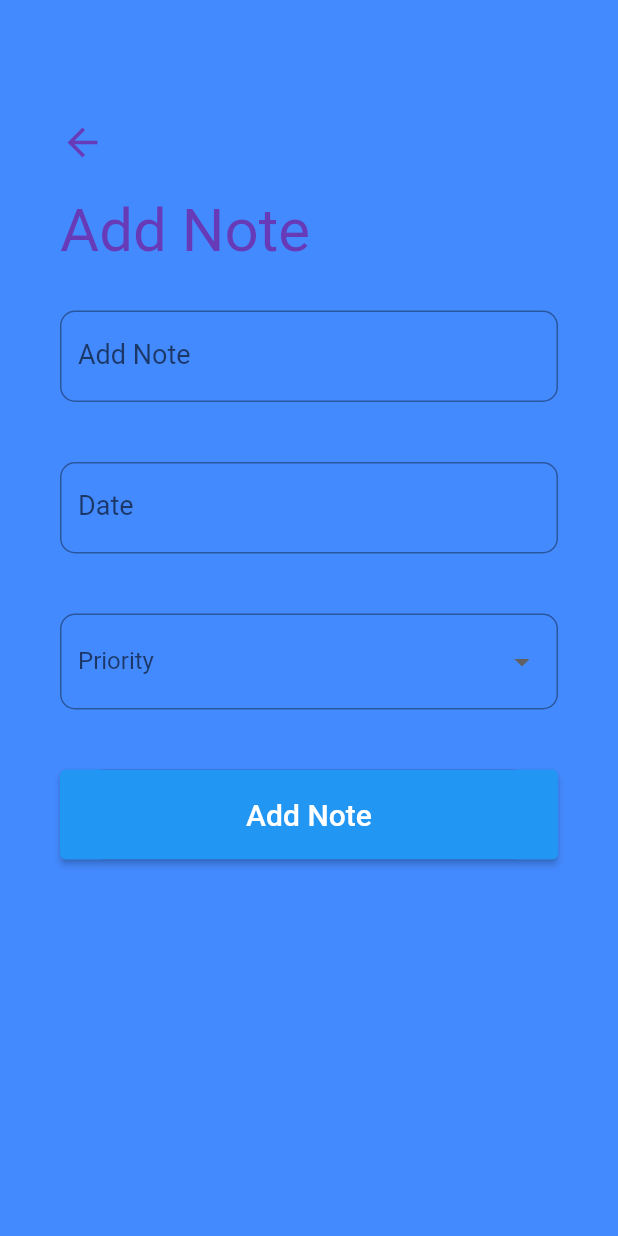
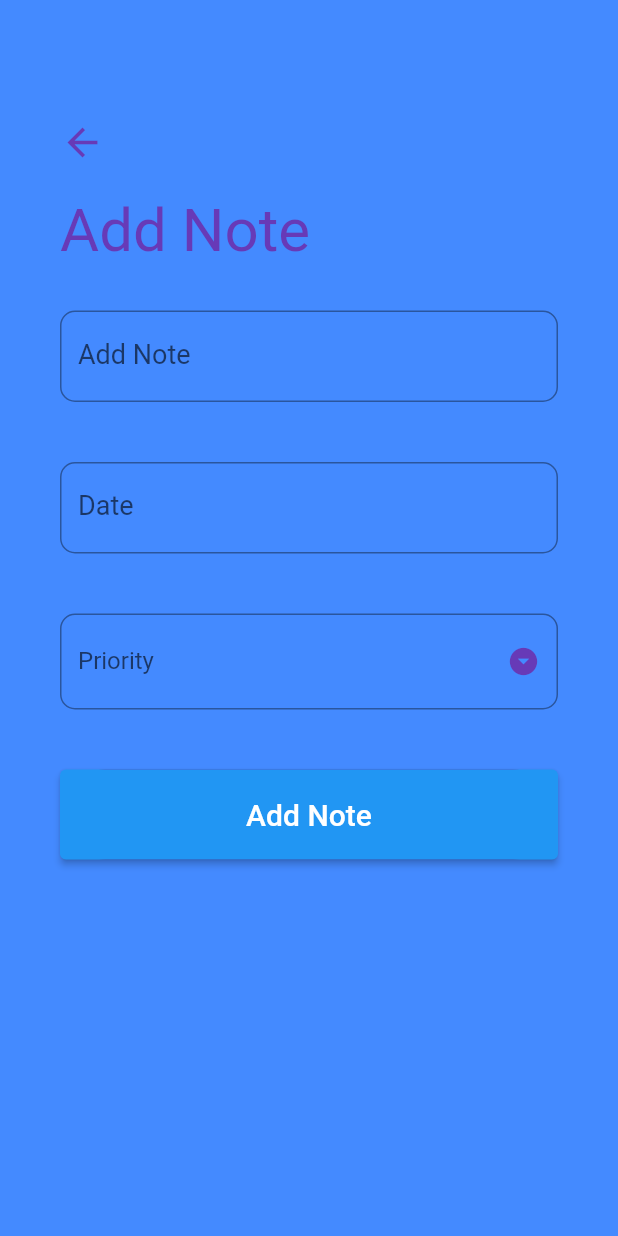
Before and after one commit to tarunchauhan97/crud_sqflite_notes_app, a Flutter app: the AddNoteScreen screen opened directly, on a phone screen of 412 x 824 dp. Run offline on Flutter 3.47's test engine with Material 2 defaults, Android fonts, the phone set to English and light mode, and no system bars; our stand-ins replace sqflite; accounts and stored records are empty.

Commit message:
13 Adding notes function

```diff
--- a/lib/screens/add_note_screen.dart
+++ b/lib/screens/add_note_screen.dart
@@ -33,12 +33,16 @@ class _AddNoteScreenState extends State<AddNoteScreen> {
     }
   }
 
+  _submit(){
+
+  }
+
   @override
   Widget build(BuildContext context) {
     return Scaffold(
       backgroundColor: Colors.blueAccent,
       body: GestureDetector(
-        onTap: () {},
+        onTap: () => FocusScope.of(context).unfocus(),
         child: SingleChildScrollView(
           child: Container(
             padding: EdgeInsets.symmetric(horizontal: 40.0, vertical: 80.0),
@@ -51,7 +55,7 @@ class _AddNoteScreenState extends State<AddNoteScreen> {
                   child: Icon(Icons.arrow_back, size: 30.0, color: Theme.of(context).primaryColor),
                 ),
                 SizedBox(height: 20.0),
-                Text('Add Note', style: TextStyle(color: Colors.deepPurple, fontSize: 40.0)),
+                Text(titleText, style: TextStyle(color: Colors.deepPurple, fontSize: 40.0)),
                 SizedBox(height: 10.0),
                 Form(
                   key: _formKey,
@@ -67,6 +71,9 @@ class _AddNoteScreenState extends State<AddNoteScreen> {
                               border: OutlineInputBorder(
                                 borderRadius: BorderRadius.circular(10.0),
                               )),
+                          validator: (input) => input!.trim().isEmpty ? "Please Enter" : null,
+                          onSaved: (input) => _title = input!,
+                          initialValue: _title,
                         ),
                       ),
                       Padding(
@@ -86,6 +93,10 @@ class _AddNoteScreenState extends State<AddNoteScreen> {
                       Padding(
                         padding: EdgeInsets.symmetric(vertical: 20.0),
                         child: DropdownButtonFormField(
+                          isDense: true,
+                          icon: Icon(Icons.arrow_drop_down_circle),
+                          iconSize: 22,
+                          iconEnabledColor: Theme.of(context).primaryColor,
                           items: _priorities.map((String priority) {
                             return DropdownMenuItem(
                                 value: _priority, //
@@ -100,6 +111,7 @@ class _AddNoteScreenState extends State<AddNoteScreen> {
                               border: OutlineInputBorder(
                                 borderRadius: BorderRadius.circular(10.0),
                               )),
+                          validator: (input) => _priority == null ? 'Please Select' : null,
                           onChanged: (value) {
                             setState(() {
                               _priority = value.toString();
@@ -118,7 +130,7 @@ class _AddNoteScreenState extends State<AddNoteScreen> {
                           borderRadius: BorderRadius.circular(30.0),
                         ),
                         child: ElevatedButton(
-                          onPressed: () {},
+                          onPressed: _submit,
                           child: Text(
                             btnText,
                             style: TextStyle(color: Colors.white, fontSize: 20.0),
```
